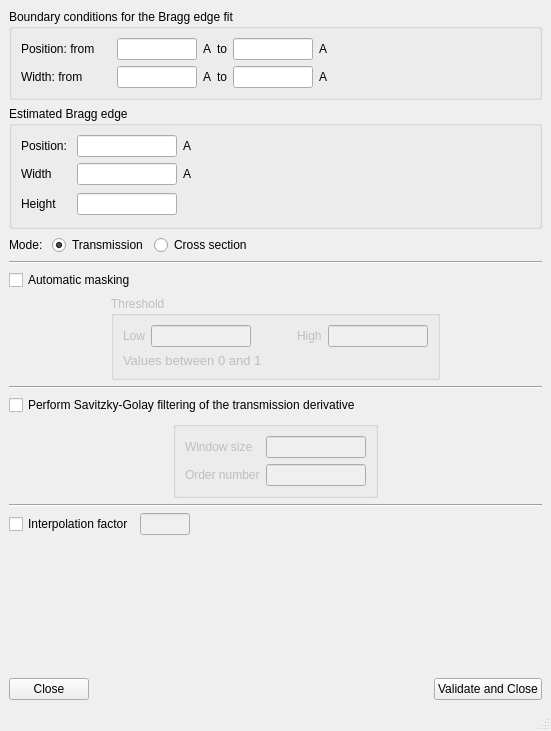
First picture: the form in jupyter_notebooks/code/ui/ui_step4_settings.ui, repository neutronimaging/ToFImaging, before the edit.
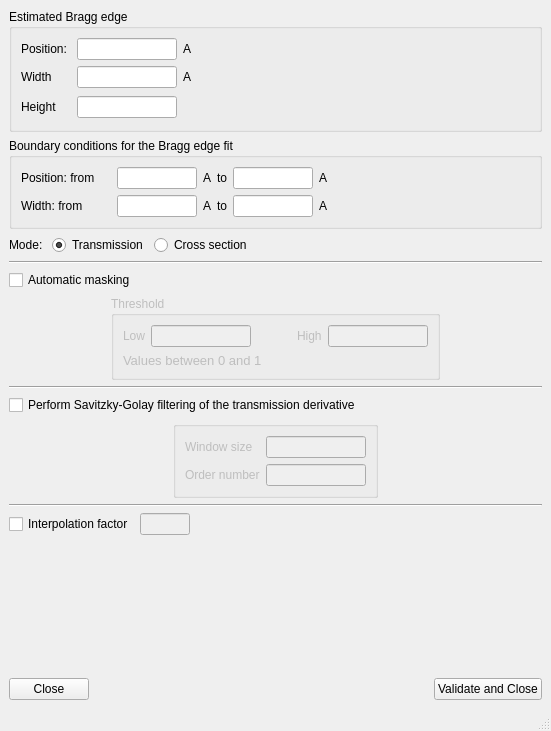
Second picture: the form after the edit.

Commit message: step4 config. this refs #74

Patch:
```diff
--- a/jupyter_notebooks/code/ui/ui_step4_settings.ui
+++ b/jupyter_notebooks/code/ui/ui_step4_settings.ui
@@ -15,193 +15,6 @@
   </property>
   <widget class="QWidget" name="centralwidget">
    <layout class="QVBoxLayout" name="verticalLayout_4">
-    <item>
-     <widget class="QGroupBox" name="groupBox">
-      <property name="title">
-       <string>Boundary conditions for the Bragg edge fit</string>
-      </property>
-      <layout class="QVBoxLayout" name="verticalLayout_5">
-       <item>
-        <layout class="QHBoxLayout" name="horizontalLayout_3">
-         <item>
-          <widget class="QLabel" name="label_4">
-           <property name="minimumSize">
-            <size>
-             <width>90</width>
-             <height>0</height>
-            </size>
-           </property>
-           <property name="maximumSize">
-            <size>
-             <width>90</width>
-             <height>16777215</height>
-            </size>
-           </property>
-           <property name="text">
-            <string>Position: from</string>
-           </property>
-          </widget>
-         </item>
-         <item>
-          <widget class="QLineEdit" name="boundary_position_from_lineEdit">
-           <property name="minimumSize">
-            <size>
-             <width>80</width>
-             <height>0</height>
-            </size>
-           </property>
-           <property name="maximumSize">
-            <size>
-             <width>80</width>
-             <height>16777215</height>
-            </size>
-           </property>
-          </widget>
-         </item>
-         <item>
-          <widget class="QLabel" name="label_6">
-           <property name="text">
-            <string>A</string>
-           </property>
-          </widget>
-         </item>
-         <item>
-          <widget class="QLabel" name="label_9">
-           <property name="text">
-            <string>to</string>
-           </property>
-          </widget>
-         </item>
-         <item>
-          <widget class="QLineEdit" name="boundary_position_to_lineEdit">
-           <property name="minimumSize">
-            <size>
-             <width>80</width>
-             <height>0</height>
-            </size>
-           </property>
-           <property name="maximumSize">
-            <size>
-             <width>80</width>
-             <height>16777215</height>
-            </size>
-           </property>
-          </widget>
-         </item>
-         <item>
-          <widget class="QLabel" name="label_10">
-           <property name="text">
-            <string>A</string>
-           </property>
-          </widget>
-         </item>
-         <item>
-          <spacer name="horizontalSpacer_3">
-           <property name="orientation">
-            <enum>Qt::Horizontal</enum>
-           </property>
-           <property name="sizeHint" stdset="0">
-            <size>
-             <width>40</width>
-             <height>20</height>
-            </size>
-           </property>
-          </spacer>
-         </item>
-        </layout>
-       </item>
-       <item>
-        <layout class="QHBoxLayout" name="horizontalLayout_10">
-         <item>
-          <widget class="QLabel" name="label_11">
-           <property name="minimumSize">
-            <size>
-             <width>90</width>
-             <height>0</height>
-            </size>
-           </property>
-           <property name="maximumSize">
-            <size>
-             <width>90</width>
-             <height>16777215</height>
-            </size>
-           </property>
-           <property name="text">
-            <string>Width: from</string>
-           </property>
-          </widget>
-         </item>
-         <item>
-          <widget class="QLineEdit" name="boundary_width_from_lineEdit">
-           <property name="minimumSize">
-            <size>
-             <width>80</width>
-             <height>0</height>
-            </size>
-           </property>
-           <property name="maximumSize">
-            <size>
-             <width>80</width>
-             <height>16777215</height>
-            </size>
-           </property>
-          </widget>
-         </item>
-         <item>
-          <widget class="QLabel" name="label_12">
-           <property name="text">
-            <string>A</string>
-           </property>
-          </widget>
-         </item>
-         <item>
-          <widget class="QLabel" name="label_13">
-           <property name="text">
-            <string>to</string>
-           </property>
-          </widget>
-         </item>
-         <item>
-          <widget class="QLineEdit" name="boundary_width_to_lineEdit">
-           <property name="minimumSize">
-            <size>
-             <width>80</width>
-             <height>0</height>
-            </size>
-           </property>
-           <property name="maximumSize">
-            <size>
-             <width>80</width>
-             <height>16777215</height>
-            </size>
-           </property>
-          </widget>
-         </item>
-         <item>
-          <widget class="QLabel" name="label_14">
-           <property name="text">
-            <string>A</string>
-           </property>
-          </widget>
-         </item>
-         <item>
-          <spacer name="horizontalSpacer_10">
-           <property name="orientation">
-            <enum>Qt::Horizontal</enum>
-           </property>
-           <property name="sizeHint" stdset="0">
-            <size>
-             <width>40</width>
-             <height>20</height>
-            </size>
-           </property>
-          </spacer>
-         </item>
-        </layout>
-       </item>
-      </layout>
-     </widget>
-    </item>
     <item>
      <widget class="QGroupBox" name="groupBox_2">
       <property name="title">
@@ -333,6 +146,193 @@
       </layout>
      </widget>
     </item>
+    <item>
+     <widget class="QGroupBox" name="groupBox">
+      <property name="title">
+       <string>Boundary conditions for the Bragg edge fit</string>
+      </property>
+      <layout class="QVBoxLayout" name="verticalLayout_5">
+       <item>
+        <layout class="QHBoxLayout" name="horizontalLayout_3">
+         <item>
+          <widget class="QLabel" name="label_4">
+           <property name="minimumSize">
+            <size>
+             <width>90</width>
+             <height>0</height>
+            </size>
+           </property>
+           <property name="maximumSize">
+            <size>
+             <width>90</width>
+             <height>16777215</height>
+            </size>
+           </property>
+           <property name="text">
+            <string>Position: from</string>
+           </property>
+          </widget>
+         </item>
+         <item>
+          <widget class="QLineEdit" name="boundary_position_from_lineEdit">
+           <property name="minimumSize">
+            <size>
+             <width>80</width>
+             <height>0</height>
+            </size>
+           </property>
+           <property name="maximumSize">
+            <size>
+             <width>80</width>
+             <height>16777215</height>
+            </size>
+           </property>
+          </widget>
+         </item>
+         <item>
+          <widget class="QLabel" name="label_6">
+           <property name="text">
+            <string>A</string>
+           </property>
+          </widget>
+         </item>
+         <item>
+          <widget class="QLabel" name="label_9">
+           <property name="text">
+            <string>to</string>
+           </property>
+          </widget>
+         </item>
+         <item>
+          <widget class="QLineEdit" name="boundary_position_to_lineEdit">
+           <property name="minimumSize">
+            <size>
+             <width>80</width>
+             <height>0</height>
+            </size>
+           </property>
+           <property name="maximumSize">
+            <size>
+             <width>80</width>
+             <height>16777215</height>
+            </size>
+           </property>
+          </widget>
+         </item>
+         <item>
+          <widget class="QLabel" name="label_10">
+           <property name="text">
+            <string>A</string>
+           </property>
+          </widget>
+         </item>
+         <item>
+          <spacer name="horizontalSpacer_3">
+           <property name="orientation">
+            <enum>Qt::Horizontal</enum>
+           </property>
+           <property name="sizeHint" stdset="0">
+            <size>
+             <width>40</width>
+             <height>20</height>
+            </size>
+           </property>
+          </spacer>
+         </item>
+        </layout>
+       </item>
+       <item>
+        <layout class="QHBoxLayout" name="horizontalLayout_10">
+         <item>
+          <widget class="QLabel" name="label_11">
+           <property name="minimumSize">
+            <size>
+             <width>90</width>
+             <height>0</height>
+            </size>
+           </property>
+           <property name="maximumSize">
+            <size>
+             <width>90</width>
+             <height>16777215</height>
+            </size>
+           </property>
+           <property name="text">
+            <string>Width: from</string>
+           </property>
+          </widget>
+         </item>
+         <item>
+          <widget class="QLineEdit" name="boundary_width_from_lineEdit">
+           <property name="minimumSize">
+            <size>
+             <width>80</width>
+             <height>0</height>
+            </size>
+           </property>
+           <property name="maximumSize">
+            <size>
+             <width>80</width>
+             <height>16777215</height>
+            </size>
+           </property>
+          </widget>
+         </item>
+         <item>
+          <widget class="QLabel" name="label_12">
+           <property name="text">
+            <string>A</string>
+           </property>
+          </widget>
+         </item>
+         <item>
+          <widget class="QLabel" name="label_13">
+           <property name="text">
+            <string>to</string>
+           </property>
+          </widget>
+         </item>
+         <item>
+          <widget class="QLineEdit" name="boundary_width_to_lineEdit">
+           <property name="minimumSize">
+            <size>
+             <width>80</width>
+             <height>0</height>
+            </size>
+           </property>
+           <property name="maximumSize">
+            <size>
+             <width>80</width>
+             <height>16777215</height>
+            </size>
+           </property>
+          </widget>
+         </item>
+         <item>
+          <widget class="QLabel" name="label_14">
+           <property name="text">
+            <string>A</string>
+           </property>
+          </widget>
+         </item>
+         <item>
+          <spacer name="horizontalSpacer_10">
+           <property name="orientation">
+            <enum>Qt::Horizontal</enum>
+           </property>
+           <property name="sizeHint" stdset="0">
+            <size>
+             <width>40</width>
+             <height>20</height>
+            </size>
+           </property>
+          </spacer>
+         </item>
+        </layout>
+       </item>
+      </layout>
+     </widget>
+    </item>
     <item>
      <layout class="QVBoxLayout" name="verticalLayout_2">
       <item>
@@ -681,7 +681,7 @@
       <property name="sizeHint" stdset="0">
        <size>
         <width>20</width>
-        <height>0</height>
+        <height>102</height>
        </size>
       </property>
      </spacer>
```
Left out of the diff: 6 changed lines with no effect on the pictures. The commit also changes 2 other files.
